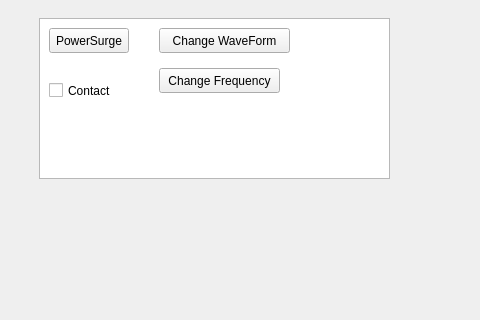
Hall-Andrew/CESDEVICE-3004FinalProject, file mainwindow.ui: the form before one commit; both pictures show x 520 to 1000 and y 191 to 511 of the 1000 by 695 pixel window.
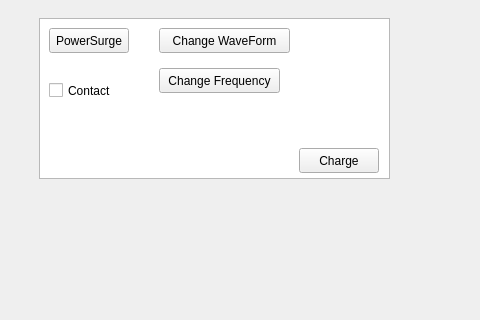
The form after the commit. Icons and pictures are not drawn.

Commit message: Battery fixes and charge button implementation

What changed in the file:
```diff
--- a/mainwindow.ui
+++ b/mainwindow.ui
@@ -647,6 +647,19 @@
       <string>Change Frequency</string>
      </property>
     </widget>
+    <widget class="QPushButton" name="ChargeButton">
+     <property name="geometry">
+      <rect>
+       <x>260</x>
+       <y>130</y>
+       <width>80</width>
+       <height>25</height>
+      </rect>
+     </property>
+     <property name="text">
+      <string>Charge</string>
+     </property>
+    </widget>
    </widget>
    <zorder>graphicsView</zorder>
    <zorder>TurnOnOffButton</zorder>
```
The commit also changes 4 other files.
